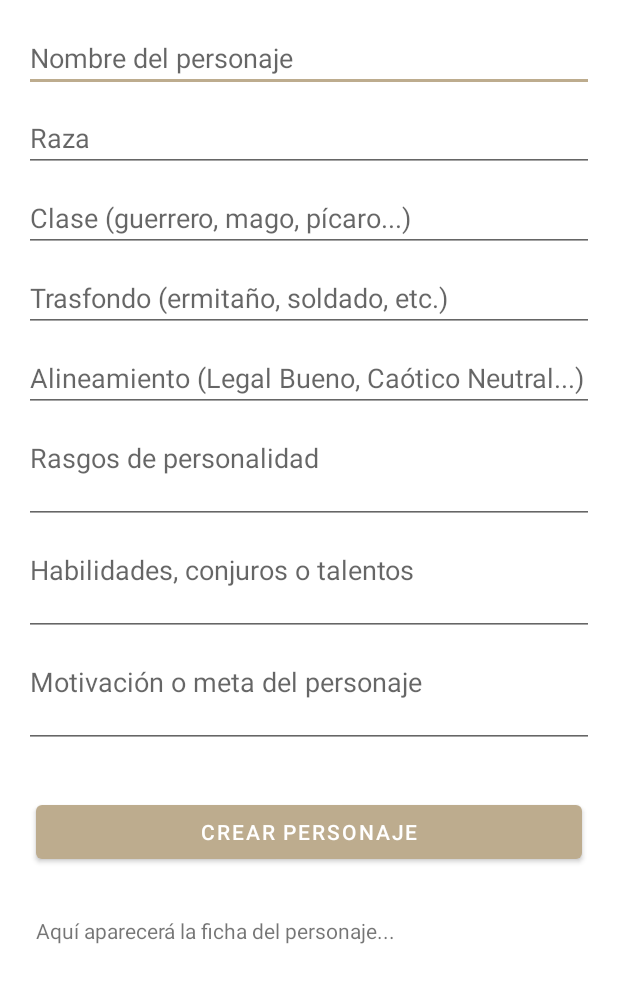
After one commit to Mike-arch-code/Bit_Chronicles, an Android app: the layout activity_creat_person.xml on its own in the app's theme, with its tools: preview values and no code run, on a phone screen of 412 x 824 dp. The commit adds this screen. Shown: the top 983 px of the screen. Run offline under Robolectric (Android 15) with nearby library versions, the phone set to English and light mode, and no system bars.

Commit message:
integracion de xml

```diff
--- a/app/src/main/AndroidManifest.xml
+++ b/app/src/main/AndroidManifest.xml
@@ -11,7 +11,7 @@
         android:theme="@style/Theme.Bit_Chronicles"
         tools:targetApi="31">
         <activity
-            android:name=".viewmodel.MainActivity"
+            android:name=".viewmodel.SplashActivity"
             android:exported="true"
             android:theme="@style/Theme.Bit_Chronicles">
             <intent-filter>
@@ -19,6 +19,8 @@
                 <category android:name="android.intent.category.LAUNCHER" />
             </intent-filter>
         </activity>
+        <activity android:name=".viewmodel.LoginActivity"/>
+        <activity android:name=".viewmodel.HomeActivity"/>
     </application>
 
 </manifest>
--- a/app/src/main/java/com/bit_chronicles/model/api/ApiService.kt
+++ b/app/src/main/java/com/bit_chronicles/model/api/ApiService.kt
@@ -4,14 +4,13 @@ import androidx.lifecycle.ViewModel
 import androidx.lifecycle.viewModelScope
 import com.bit_chronicles.BuildConfig
 import com.bit_chronicles.viewmodel.UiState
+import com.google.ai.client.generativeai.GenerativeModel
+import com.google.ai.client.generativeai.type.content
 import kotlinx.coroutines.Dispatchers
 import kotlinx.coroutines.flow.MutableStateFlow
 import kotlinx.coroutines.flow.StateFlow
 import kotlinx.coroutines.flow.asStateFlow
 import kotlinx.coroutines.launch
-
-import com.google.ai.client.generativeai.GenerativeModel
-import com.google.ai.client.generativeai.type.content
 
 class ApiService : ViewModel() {
     private val _uiState = MutableStateFlow<UiState>(UiState.Initial)
--- a/app/src/main/java/com/bit_chronicles/viewmodel/MainActivity.kt
+++ b/app/src/main/java/com/bit_chronicles/viewmodel/MainActivity.kt
@@ -20,7 +20,7 @@ class MainActivity : ComponentActivity() {
 
     override fun onCreate(savedInstanceState: Bundle?) {
         super.onCreate(savedInstanceState)
-        setContentView(R.layout.activity_main)
+        setContentView(R.layout.activity_creat_camp)
 
         val sendButton = findViewById<Button>(R.id.sendButton)
         val responseTextView = findViewById<TextView>(R.id.responseTextView)
--- /dev/null
+++ b/app/src/main/res/layout/activity_creat_person.xml
@@ -0,0 +1,103 @@
+<?xml version="1.0" encoding="utf-8"?>
+<ScrollView xmlns:android="http://schemas.android.com/apk/res/android"
+    android:layout_width="match_parent"
+    android:layout_height="match_parent">
+
+    <LinearLayout
+        android:layout_width="match_parent"
+        android:layout_height="wrap_content"
+        android:orientation="vertical"
+        android:padding="16dp">
+
+        <!-- Nombre del personaje -->
+        <EditText
+            android:id="@+id/editCharacterName"
+            android:layout_width="match_parent"
+            android:layout_height="wrap_content"
+            android:hint="Nombre del personaje"
+            android:layout_marginBottom="8dp" />
+
+        <!-- Raza -->
+        <EditText
+            android:id="@+id/editRace"
+            android:layout_width="match_parent"
+            android:layout_height="wrap_content"
+            android:hint="Raza"
+            android:layout_marginBottom="8dp" />
+
+        <!-- Clase -->
+        <EditText
+            android:id="@+id/editClass"
+            android:layout_width="match_parent"
+            android:layout_height="wrap_content"
+            android:hint="Clase (guerrero, mago, pícaro...)"
+            android:layout_marginBottom="8dp" />
+
+        <!-- Trasfondo -->
+        <EditText
+            android:id="@+id/editBackground"
+            android:layout_width="match_parent"
+            android:layout_height="wrap_content"
+            android:hint="Trasfondo (ermitaño, soldado, etc.)"
+            android:layout_marginBottom="8dp" />
+
+        <!-- Alineamiento -->
+        <EditText
+            android:id="@+id/editAlignment"
+            android:layout_width="match_parent"
+            android:layout_height="wrap_content"
+            android:hint="Alineamiento (Legal Bueno, Caótico Neutral...)"
+            android:layout_marginBottom="8dp" />
+
+        <!-- Rasgos de personalidad -->
+        <EditText
+            android:id="@+id/editPersonalityTraits"
+            android:layout_width="match_parent"
+            android:layout_height="wrap_content"
+            android:hint="Rasgos de personalidad"
+            android:minLines="2"
+            android:inputType="textMultiLine"
+            android:gravity="top"
+            android:layout_marginBottom="8dp" />
+
+        <!-- Habilidades especiales -->
+        <EditText
+            android:id="@+id/editAbilities"
+            android:layout_width="match_parent"
+            android:layout_height="wrap_content"
+            android:hint="Habilidades, conjuros o talentos"
+            android:minLines="2"
+            android:inputType="textMultiLine"
+            android:gravity="top"
+            android:layout_marginBottom="8dp" />
+
+        <!-- Objetivo o motivación -->
+        <EditText
+            android:id="@+id/editMotivation"
+            android:layout_width="match_parent"
+            android:layout_height="wrap_content"
+            android:hint="Motivación o meta del personaje"
+            android:minLines="2"
+            android:inputType="textMultiLine"
+            android:gravity="top"
+            android:layout_marginBottom="16dp" />
+
+        <!-- Botón de enviar -->
+        <Button
+            android:id="@+id/sendCharacterButton"
+            android:layout_width="match_parent"
+            android:layout_height="wrap_content"
+            android:text="Crear Personaje"
+            android:layout_marginTop="16dp"
+            android:layout_marginHorizontal="8dp" />
+
+        <!-- Texto de respuesta -->
+        <TextView
+            android:id="@+id/responseTextView"
+            android:layout_width="match_parent"
+            android:layout_height="wrap_content"
+            android:text="Aquí aparecerá la ficha del personaje..."
+            android:layout_marginTop="24dp"
+            android:padding="8dp" />
+    </LinearLayout>
+</ScrollView>
--- a/app/src/main/res/layout/fragment_login.xml
+++ b/app/src/main/res/layout/fragment_login.xml
@@ -1,7 +1,9 @@
 <?xml version="1.0" encoding="utf-8"?>
 <LinearLayout xmlns:android="http://schemas.android.com/apk/res/android"
+    android:layout_width="match_parent"
+    android:layout_height="match_parent"
+    android:background="#5F1010"
     android:orientation="vertical"
-    android:layout_width="match_parent"
-    android:layout_height="match_parent">
+    android:visibility="invisible">
 
 </LinearLayout>
--- /dev/null
+++ b/app/src/main/res/values/ids.xml
@@ -0,0 +1,12 @@
+<?xml version="1.0" encoding="utf-8"?>
+<resources>
+    <item name="editCharacterName" type="id" />
+    <item name="editRace" type="id" />
+    <item name="editClass" type="id" />
+    <item name="editBackground" type="id" />
+    <item name="editAlignment" type="id" />
+    <item name="editPersonalityTraits" type="id" />
+    <item name="editAbilities" type="id" />
+    <item name="editMotivation" type="id" />
+    <item name="sendCharacterButton" type="id" />
+</resources>
--- a/app/src/main/res/values/themes.xml
+++ b/app/src/main/res/values/themes.xml
@@ -1,5 +1,10 @@
 <?xml version="1.0" encoding="utf-8"?>
 <resources>
+    <style name="Theme.Bit_Chronicles" parent="Theme.MaterialComponents.DayNight.DarkActionBar">
+        <item name="colorPrimary">@color/crema</item>
+        <item name="colorPrimaryVariant">@color/crema</item>
+        <item name="colorOnPrimary">@color/white</item>
+        <item name="colorSecondary">@color/crema</item>
+    </style>
 
-    <style name="Theme.Bit_Chronicles" parent="android:Theme.Material.Light.NoActionBar" />
 </resources>
```
Also changed, not shown: app/src/main/java/com/bit_chronicles/viewmodel/HomeActivity.kt (added, +12 -0 lines), app/src/main/java/com/bit_chronicles/viewmodel/LoginActivity.kt (added, +20 -0 lines), app/src/main/java/com/bit_chronicles/viewmodel/MainViewModel.kt (added, +8 -0 lines), app/src/main/java/com/bit_chronicles/viewmodel/MainViewModelFactory.kt (added, +14 -0 lines), app/src/main/java/com/bit_chronicles/viewmodel/SplashActivity.kt (added, +23 -0 lines), app/src/main/res/layout/activity_camps_screen.xml (added, +49 -0 lines), app/src/main/res/layout/activity_login.xml (added, +74 -0 lines), app/src/main/res/layout/activity_persons_screen.xml (added, +49 -0 lines), app/src/main/res/layout/button__camp.xml (added, +35 -0 lines), app/src/main/res/layout/button_person.xml (added, +35 -0 lines), app/src/main/res/layout/home.xml (+4 -7 lines), app/src/main/res/values/strings.xml (+6 -1 lines), app/src/main/res/layout/activity_creat_camp.xml (renamed from app/src/main/res/layout/activity_main.xml).
